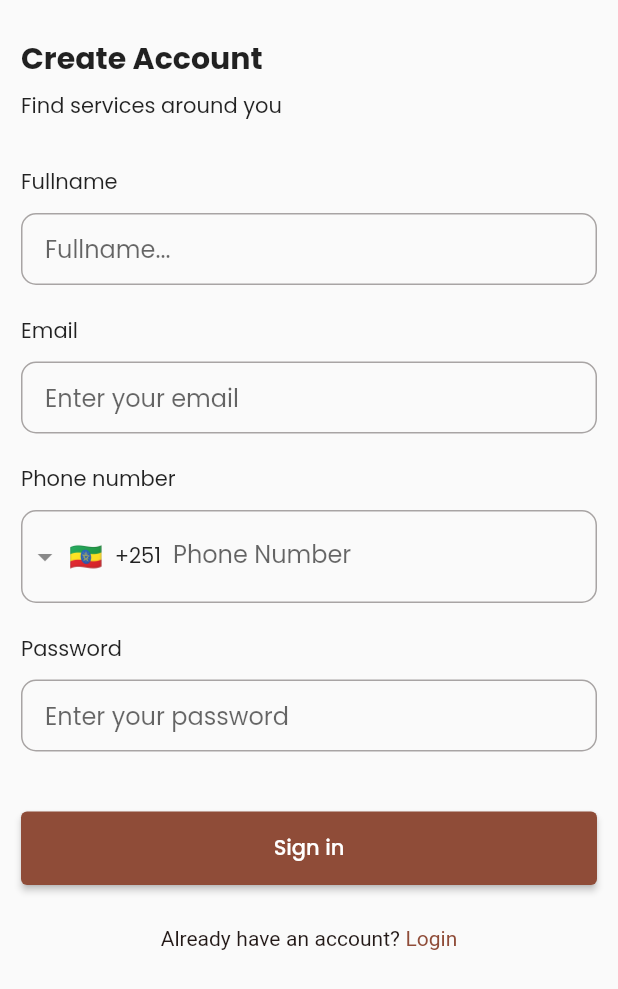
After one commit to kronahs/fixmasters_user_app, a Flutter app: the SignupPage screen opened by its route, after a tap on "Sign in", on a phone screen of 412 x 824 dp. The commit adds this screen. Shown: the top 989 px of the screen. Run offline on Flutter 3.47's test engine with Material 3 defaults, Android fonts, the phone set to English and light mode, and no system bars; drawn by our look-alikes of intl_phone_field; our stand-ins replace get, google_fonts; network calls fail.

Commit message:
controller and bindings initialized

```diff
--- /dev/null
+++ b/lib/bindings/root_bindings.dart
@@ -0,0 +1,10 @@
+import 'package:fixmasters_user_app/controller/service_provider_controller.dart';
+import 'package:get/get.dart';
+
+class RootBindings extends Bindings{
+  @override
+  void dependencies() {
+    Get.put(ServiceProvidersController());
+  }
+
+}
--- /dev/null
+++ b/lib/controller/service_provider_controller.dart
@@ -0,0 +1,95 @@
+
+import 'package:fixmasters_user_app/model/location_model.dart';
+import 'package:fixmasters_user_app/model/service_category_model.dart';
+import 'package:fixmasters_user_app/model/service_providers_model.dart';
+import 'package:flutter/foundation.dart';
+import 'package:get/get.dart';
+
+class ServiceProvidersController extends GetxController{
+  RxList<ServiceProviderModel> providers = <ServiceProviderModel>[].obs;
+
+  Future<List<ServiceProviderModel>> fetchNearestProviders(LocationModel location) async {
+    // Simulate a delay to mimic network fetch
+    // await Future.delayed(Duration(seconds: 1)); //TODO: ADD BETTER PROGRESSBAR
+
+    // Replace this with logic to fetch foods for a specific restaurant from an API or another source
+    // For now, returning demo data
+    List<ServiceProviderModel> serviceProviderList = [
+      ServiceProviderModel(
+        providerId: '1',
+        providerName: 'Electrician Experts',
+        category: <ServiceCategoryModel>[
+          ServiceCategoryModel(
+              categoryId: '1245',
+              categoryIcon: 'testinCategory',
+              categoryName: 'Cleaning'
+          )
+        ],
+        description: 'We provide expert electrical services for both residential and commercial buildings.',
+        workLocation: LocationModel(latitude: 123.456, longitude: 789.012, address: 'Summit', city: 'Addis Ababa'),
+        imageUrl: 'https://images.unsplash.com/photo-1438761681033-6461ffad8d80?q=80&w=1000&auto=format&fit=crop&ixlib=rb-4.0.3&ixid=M3wxMjA3fDB8MHxzZWFyY2h8Mnx8cGVyc29ufGVufDB8fDB8fHww',
+        phoneNumber: '123-456-7890',
+        rating: 4.5,
+        isAvailable: true,
+      ),
+      ServiceProviderModel(
+        providerId: '2',
+        providerName: 'Plumbing Pros',
+        category: <ServiceCategoryModel>[
+          ServiceCategoryModel(
+              categoryId: '1290',
+              categoryIcon: 'testinCategory',
+              categoryName: 'Painting'
+          )
+        ],
+        description: 'Your go-to plumbers for all your plumbing needs. Available 24/7.',
+        workLocation: LocationModel(latitude: 456.789, longitude: 987.654, address: 'Bole', city: 'Addis Ababa'),
+        imageUrl: 'https://images.inc.com/uploaded_files/image/1920x1080/getty_481292845_77896.jpg',
+        phoneNumber: '987-654-3210',
+        rating: 4.8,
+        isAvailable: true,
+      ),
+      ServiceProviderModel(
+        providerId: '3',
+        providerName: 'Handyman Helpers',
+        category: <ServiceCategoryModel>[
+          ServiceCategoryModel(
+              categoryId: '1234',
+              categoryIcon: 'testinCategory',
+              categoryName: 'Electric'
+          )
+        ],
+        description: 'We provide a wide range of handyman services including repairs, installations, and maintenance.',
+        workLocation: LocationModel(latitude: 789.012, longitude: 654.321, address: 'Akaki', city: 'Addis Ababa'),
+        imageUrl: 'https://media.proprofs.com/images/QM/user_images/2503852/-Type-Of-Person-.webp',
+        phoneNumber: '456-789-0123',
+        rating: 4.3,
+        isAvailable: false,
+      ),
+      ServiceProviderModel(
+        providerId: '4',
+        providerName: 'Cleaning Crew',
+        category: <ServiceCategoryModel>[
+          ServiceCategoryModel(
+              categoryId: '1236',
+              categoryIcon: 'testinCategory',
+              categoryName: 'Plumber'
+          )
+        ],
+        description: 'Professional cleaning services for homes and offices. We make your space shine!',
+        workLocation: LocationModel(latitude: 135.792, longitude: 246.801, address: 'Saris', city: 'Addis Ababa'),
+        imageUrl: 'https://t3.ftcdn.net/jpg/03/02/88/46/360_F_302884605_actpipOdPOQHDTnFtp4zg4RtlWzhOASp.jpg',
+        phoneNumber: '789-012-3456',
+        rating: 4.7,
+        isAvailable: true,
+      )
+    ];
+
+    // Assign fetched foods to the RxList
+    providers.assignAll(serviceProviderList);
+
+    // Return the fetched foods
+    return serviceProviderList;
+  }
+
+}
--- a/lib/view/screens/auth_screen/loginPage.dart
+++ b/lib/view/screens/auth_screen/loginPage.dart
@@ -1,4 +1,6 @@
 import 'package:flutter/material.dart';
+import 'package:get/get_core/src/get_main.dart';
+import 'package:get/get_navigation/get_navigation.dart';
 
 class LoginPage extends StatelessWidget {
   const LoginPage({Key? key});
@@ -110,7 +112,9 @@ class LoginPage extends StatelessWidget {
 
                 Center(
                   child: TextButton(
-                    onPressed: () {},
+                    onPressed: () {
+                      Get.toNamed('/signup');
+                    },
                     child: RichText(
                       text: TextSpan(
                         text: 'Yet to register? ',
--- /dev/null
+++ b/lib/view/screens/auth_screen/signupPage.dart
@@ -0,0 +1,134 @@
+import 'package:flutter/material.dart';
+import 'package:get/get.dart';
+import 'package:intl_phone_field/intl_phone_field.dart';
+
+class SignupPage extends StatelessWidget {
+  const SignupPage({super.key});
+
+  @override
+  Widget build(BuildContext context) {
+    return Scaffold(
+      body: SafeArea(
+        child: Padding(
+          padding: const EdgeInsets.symmetric(horizontal: 14.0, vertical: 14.0),
+          child: SingleChildScrollView(
+            child: Column(
+              crossAxisAlignment: CrossAxisAlignment.start,
+              children: [
+                SizedBox(height: 10),
+                Text(
+                  'Create Account',
+                  style: Theme.of(context).textTheme.headline6,
+                ),
+                SizedBox(height: 6),
+                Text(
+                  'Find services around you',
+                  style: Theme.of(context).textTheme.bodyText2,
+                ),
+                SizedBox(height: 30),
+                Column(
+                  crossAxisAlignment: CrossAxisAlignment.start,
+                  children: [
+                    Text('Fullname'),
+                    SizedBox(height: 10),
+                    TextFormField(
+                      decoration: InputDecoration(
+                        hintText: 'Fullname...',
+                        border: OutlineInputBorder(
+                          borderRadius: BorderRadius.circular(10.0),
+                        ),
+                        contentPadding: EdgeInsets.symmetric(
+                            vertical: 12.0, horizontal: 16.0),
+                      ),
+                      keyboardType: TextInputType.text,
+                    ),
+                    SizedBox(height: 20),
+                    Text('Email'),
+                    SizedBox(height: 10),
+                    TextFormField(
+                      decoration: InputDecoration(
+                        hintText: 'Enter your email',
+                        border: OutlineInputBorder(
+                          borderRadius: BorderRadius.circular(10.0),
+                        ),
+                        contentPadding: EdgeInsets.symmetric(
+                            vertical: 12.0, horizontal: 16.0),
+                      ),
+                      keyboardType: TextInputType.emailAddress,
+                    ),
+                    SizedBox(height: 20),
+                    Text('Phone number'),
+                    SizedBox(height: 10),
+                    IntlPhoneField(
+                      disableLengthCheck: true,
+                      decoration: InputDecoration(
+                        labelText: 'Phone Number',
+                        border: OutlineInputBorder(
+                          borderRadius: BorderRadius.circular(10.0),
+                        ),
+                      ),
+                      initialCountryCode: 'ET',
+                      onChanged: (phone) {
+                        print(phone.completeNumber);
+                      },
+                    ),
+                    SizedBox(height: 20),
+                    Text('Password'),
+                    SizedBox(height: 10),
+                    TextFormField(
+                      decoration: InputDecoration(
+                        hintText: 'Enter your password',
+                        border: OutlineInputBorder(
+                          borderRadius: BorderRadius.circular(10.0),
+                        ),
+                        contentPadding: EdgeInsets.symmetric(
+                            vertical: 12.0, horizontal: 16.0),
+                      ),
+                      obscureText: true,
+                    ),
+                    SizedBox(height: 10),
+                  ],
+                ),
+
+                SizedBox(height: 30),
+                ElevatedButton(
+                  onPressed: () {},
+                  child: Text('Sign in'),
+                  style: ElevatedButton.styleFrom(
+                    padding: EdgeInsets.symmetric(vertical: 14.0),
+                    minimumSize: Size(double.infinity, 0),
+                  ),
+                ),
+                SizedBox(height: 12),
+
+                Center(
+                  child: TextButton(
+                    onPressed: () {
+                      Get.toNamed('/login');
+                    },
+                    child: RichText(
+                      text: TextSpan(
+                        text: 'Already have an account? ',
+                        style: TextStyle(
+                            color: Theme.of(context).colorScheme.onBackground),
+                        children: <TextSpan>[
+                          TextSpan(
+                            text: 'Login',
+                            style: TextStyle(
+                                color: Theme.of(context)
+                                    .colorScheme
+                                    .primary), // Change color as needed
+                          ),
+                        ],
+                      ),
+                    ),
+                  ),
+                ),
+              ],
+            ),
+          ),
+        ),
+      ),
+    );
+  }
+}
--- /dev/null
+++ b/lib/view/widgets/serviceProviderCard.dart
@@ -0,0 +1,38 @@
+import 'package:fixmasters_user_app/model/service_providers_model.dart';
+import 'package:flutter/material.dart';
+
+class ServiceProvidersCard extends StatelessWidget {
+  final ServiceProviderModel serviceProviderModel;
+
+  const ServiceProvidersCard({Key? key, required this.serviceProviderModel}) : super(key: key);
+
+  @override
+  Widget build(BuildContext context) {
+    return ListTile(
+      leading: CircleAvatar(
+        foregroundImage: NetworkImage(serviceProviderModel.imageUrl),
+      ),
+      title: Text(serviceProviderModel.providerName),
+      subtitle: Column(
+        crossAxisAlignment: CrossAxisAlignment.start,
+        children: [
+          Text(serviceProviderModel.workLocation.address), // Display address
+          SizedBox(height: 4),
+          Text('Category: ${serviceProviderModel.category.first.categoryName}'), // Display category name
+          SizedBox(height: 4),
+          Row(
+            children: [
+              Icon(Icons.star, color: Colors.amber, size: 20),
+              SizedBox(width: 4),
+              Text(serviceProviderModel.rating.toString()), // Display rating
+            ],
+          ),
+        ],
+      ),
+      // Add onTap handler if you want the card to be interactive
+      onTap: () {
+        // Implement what happens when the card is tapped
+      },
+    );
+  }
+}
--- a/pubspec.yaml
+++ b/pubspec.yaml
@@ -32,6 +32,7 @@ dependencies:
   google_fonts: 6.1.0
   get: ^4.6.6
   font_awesome_flutter: ^10.7.0
+  intl_phone_field: ^3.2.0
   flutter:
     sdk: flutter
 
```
Also changed, not shown: lib/main.dart (+21 -2 lines), lib/model/location_model.dart (added, +13 -0 lines), lib/model/service_category_model.dart (added, +10 -0 lines), lib/model/service_providers_model.dart (added, +27 -0 lines), lib/view/screens/home_screen/heroWidget.dart (added, +89 -0 lines), lib/view/screens/home_screen/homePage.dart (added, +115 -0 lines), lib/view/widgets/categoryCard.dart (added, +37 -0 lines), pubspec.lock.
